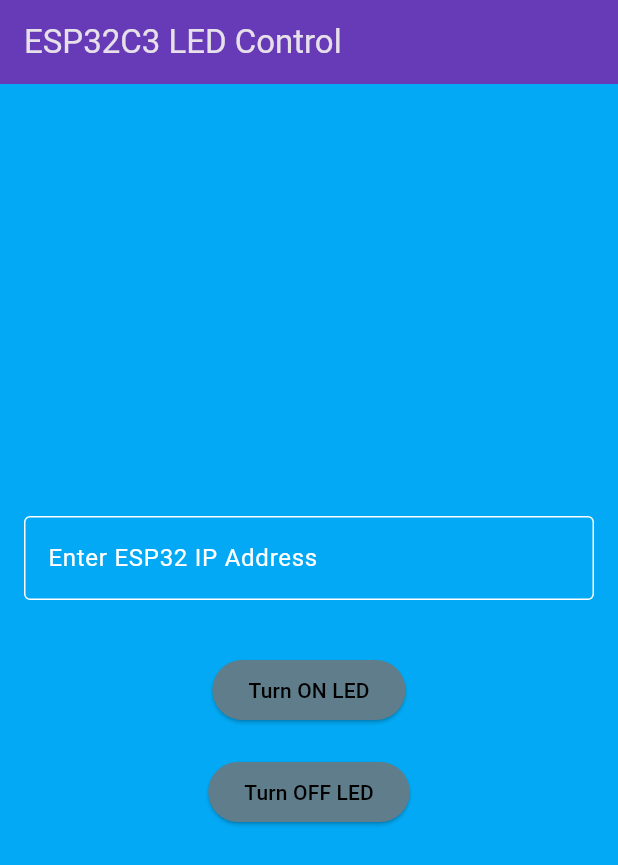
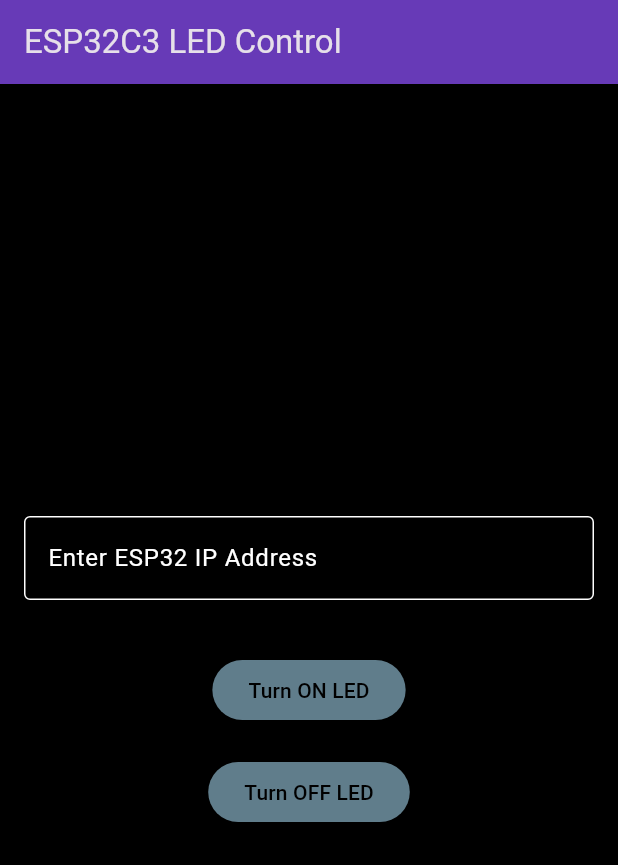
Before and after one commit to vs11official/led_controller, a Flutter app: the screen it shows after launch, on a phone screen of 412 x 824 dp. Shown: the top 865 px of the screen. Run offline on Flutter 3.47's test engine with Material 3 defaults, Android fonts, the phone set to English and light mode, and no system bars.

Commit message:
updated color

```diff
--- a/lib/main.dart
+++ b/lib/main.dart
@@ -14,8 +14,8 @@ class LEDControlApp extends StatelessWidget {
       title: 'ESP32 LED Control',
       theme: ThemeData(
         brightness: Brightness.dark,
-        primaryColor: Colors.indigo,
-        scaffoldBackgroundColor: Colors.lightBlue,
+        primaryColor: Colors.black,
+        scaffoldBackgroundColor: Colors.black,
         textTheme: const TextTheme(
           bodyLarge: TextStyle(color: Colors.white), // Updated text theme
           bodyMedium: TextStyle(color: Colors.white),
```
